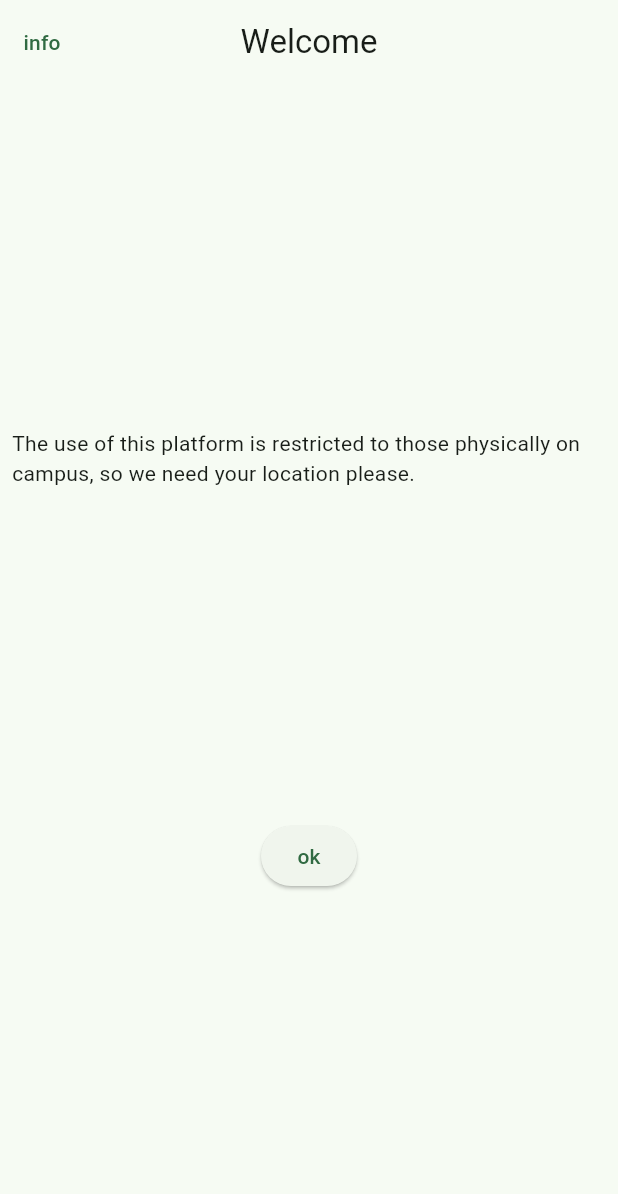
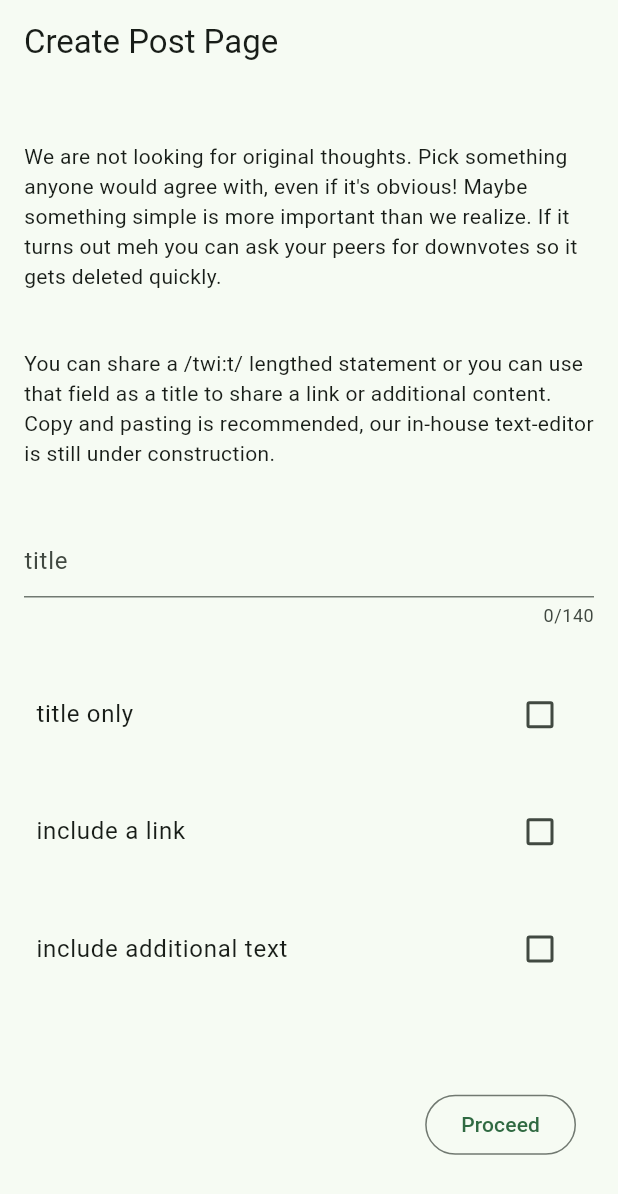
Before and after one commit to socioindex/information_dam, a Flutter app: the screen it shows after launch, on a phone screen of 412 x 824 dp. Shown: the top 1194 px of the screen. Run offline on Flutter 3.47's test engine with Material 3 defaults, Android fonts, the phone set to English and light mode, and no system bars; our stand-ins replace cloud_firestore, firebase_auth, flutter_riverpod, fpdart, geolocator; accounts and stored records are empty.

Commit message:
create create articleUI

```diff
--- a/lib/main.dart
+++ b/lib/main.dart
@@ -4,6 +4,8 @@
 import 'package:information_dam/features/authentication/auth_controller.dart';
 import 'package:information_dam/features/authentication/auth_repository.dart';
 import 'package:information_dam/ui/auth_ui/auth_screen.dart';
+// import 'package:information_dam/ui/posting/create_article_screen_tweet.dart';
+import 'package:information_dam/ui/create_article_screen.dart';
 
 final kTheme = ThemeData(colorScheme: ColorScheme.fromSeed(seedColor: Color(0xFF006633)));
 
@@ -21,8 +23,6 @@
 }
 
 class _AppState extends ConsumerState<App> {
-
-
   void _getData(User data) async {
     final person = await ref.read(authRepositoryProvider).getPersonData(data.uid).first;
     ref.read(personProvider.notifier).update((state) => person);
@@ -31,6 +31,6 @@
 
   @override
   Widget build(BuildContext context) {
-    return MaterialApp(debugShowCheckedModeBanner: false, title: "Information Dam", theme: kTheme, home: const AuthScreen());
+    return MaterialApp(debugShowCheckedModeBanner: false, title: "Information Dam", theme: kTheme, home: const CreateArticleScreen());
   }
 }
--- a/lib/model/person.dart
+++ b/lib/model/person.dart
@@ -1,5 +1,5 @@
 import 'package:flutter/widgets.dart';
-
+//TODO favouriteColor
 class Person {
   final String uid;
   final String? email;
--- /dev/null
+++ b/lib/ui/create_article_screen.dart
@@ -0,0 +1,207 @@
+import 'package:flutter/material.dart';
+import 'package:flutter_riverpod/flutter_riverpod.dart';
+import 'package:information_dam/utility/show_messages.dart';
+import 'package:information_dam/utility/text_validation.dart';
+
+const String kDontPostUnless =
+    "We are not looking for original thoughts. Pick something anyone would agree with, even if it's obvious! Maybe something simple is more important than we realize. If it turns out meh you can ask your peers for downvotes so it gets deleted quickly.";
+
+const String kTypesOfPosts =
+    "You can share a /twi:t/ lengthed statement or you can use that field as a title to share a link or additional content. Copy and pasting is recommended, our in-house text-editor is still under construction.";
+
+class CreateArticleScreen extends ConsumerStatefulWidget {
+  const CreateArticleScreen({super.key});
+
+  @override
+  ConsumerState<ConsumerStatefulWidget> createState() => _CreateArticleScreenState();
+}
+
+class _CreateArticleScreenState extends ConsumerState<CreateArticleScreen> {
+  final _titleController = TextEditingController();
+  final _contentController = TextEditingController();
+  final _urlController = TextEditingController();
+  bool _titleOnly = false;
+  bool _hasContent = false;
+  bool _hasLink = false;
+  int _pageIndex = 1;
+  // 'return index' allows for the content input to be skipped from titleOnly to tags.
+  int _returnIndex = 1;
+
+  void _titleAquisition() {
+    if (!isValidTextValue(_titleController)) {
+      showSnackyBar(context, "a title is required");
+      return;
+    } else if (_titleOnly == false && _hasContent == false && _hasLink == false) {
+      showSnackyBar(context, 'please specify the type of post.');
+      return;
+    } else if (_titleOnly) {
+      _goToTagSelection(1);
+      return;
+    } else {
+      setState(() {
+        _pageIndex = 2;
+      });
+    }
+  }
+
+  void _from2To3() {
+    if (_hasLink && !isValidLink(_urlController)) {
+      showSnackyBar(context, "Please enter a valid url");
+    } else {
+      _goToTagSelection(2);
+    }
+  }
+
+  void _goToTagSelection(int returnIndex) {
+    setState(() {
+      _pageIndex = 3;
+      _returnIndex = returnIndex;
+    });
+  }
+
+  @override
+  Widget build(BuildContext context) {
+    if (_pageIndex == 1) {
+      return _page1;
+    } else if (_pageIndex == 2) {
+      return _page2;
+    } else {
+      return _page3;
+    }
+  }
+
+  Widget get _page1 => Scaffold(
+    appBar: AppBar(title: const Text("Create Post Page")),
+    body: Padding(
+      padding: const EdgeInsets.all(8.0),
+      child: Column(
+        mainAxisAlignment: MainAxisAlignment.spaceEvenly,
+        children: [
+          Padding(padding: const EdgeInsets.all(8.0), child: const Text(kDontPostUnless)),
+          Padding(padding: const EdgeInsets.all(8.0), child: const Text(kTypesOfPosts)),
+          Padding(
+            padding: const EdgeInsets.all(8.0),
+            child: TextField(
+              onChanged: (_) {
+                if (!_titleOnly && !_hasContent && !_hasLink) {
+                  setState(() {
+                    _titleOnly = true;
+                  });
+                }
+              },
+              controller: _titleController,
+              maxLength: 140,
+              decoration: const InputDecoration(hintText: 'title'),
+            ),
+          ),
+          CheckboxListTile(
+            value: _titleOnly,
+            onChanged: (value) {
+              setState(() {
+                _titleOnly = value!;
+                if (value == true) {
+                  _hasContent = false;
+                  _hasLink = false;
+                }
+              });
+            },
+            title: const Text('title only'),
+          ),
+          CheckboxListTile(
+            value: _hasLink,
+            onChanged: (value) {
+              setState(() {
+                _hasLink = value!;
+                if (value == true) {
+                  _titleOnly = false;
+                }
+              });
+            },
+            title: const Text('include a link'),
+          ),
+          CheckboxListTile(
+            value: _hasContent,
+            onChanged: (value) {
+              setState(() {
+                _hasContent = value!;
+                if (value == true) {
+                  _titleOnly = false;
+                }
+              });
+            },
+            title: const Text('include additional text'),
+          ),
+          const SizedBox(height: 1),
+          Padding(
+            padding: const EdgeInsets.all(20.0),
+            child: Row(
+              mainAxisAlignment: MainAxisAlignment.spaceBetween,
+              children: [
+                const SizedBox(width: 10),
+                OutlinedButton(onPressed: _titleAquisition, child: const Text('Proceed')),
+              ],
+            ),
+          ),
+        ],
+      ),
+    ),
+  );
+
+  Widget get _page2 => Scaffold(
+    floatingActionButton: FloatingActionButton(onPressed: _from2To3, child: const Icon(Icons.arrow_forward)),
+    appBar: AppBar(
+      title: Text(_titleController.text),
+      leading: IconButton(
+        onPressed: () {
+          setState(() {
+            _pageIndex = 1;
+          });
+        },
+        icon: const Icon(Icons.arrow_back),
+      ),
+    ),
+    body: Padding(
+      padding: const EdgeInsets.all(8.0),
+      child: Column(
+        children: [
+          if (_hasLink)
+            TextField(
+              controller: _urlController,
+              decoration: const InputDecoration(border: OutlineInputBorder(), hintText: "url"),
+            ),
+          if (_hasContent)
+            Expanded(
+              child: TextField(
+                decoration: const InputDecoration(border: OutlineInputBorder(), hintText: "type or paste content here"),
+                maxLines: null,
+                minLines: 1,
+                keyboardType: TextInputType.multiline,
+              ),
+            ),
+        ],
+      ),
+    ),
+  );
+
+  Widget get _page3 => Scaffold(
+    appBar: AppBar(
+      leading: IconButton(
+        onPressed: () {
+          setState(() {
+            _pageIndex = _returnIndex;
+          });
+        },
+        icon: const Icon(Icons.arrow_back),
+      ),
+    ),
+    body: Center(child: Text("wee need tags!")),
+  );
+
+  @override
+  void dispose() {
+    super.dispose();
+    _titleController.dispose();
+    _contentController.dispose();
+    _urlController.dispose();
+  }
+}
--- a/lib/ui/info_page.dart
+++ b/lib/ui/info_page.dart
@@ -1,5 +1,6 @@
 import 'package:flutter/material.dart';
 //TODO exctract constants
+//TODO "not associated with EMU" disclaimer.
 const String kInfo =
     "This project is about dealing with information in a new way. The idea is to slow things down. News always moves so fast; it's different every week, and there's never enough time to stop and figure out what's important and what's garbage. In addition, we have restricted the use of this forum to a specific physical location somewhere in public. All contributions come from those around you, or at least, within the vicinity. We hope that you, potential user, see fit to personally invest in the community around this idea. The idea is we aren't trying to work thru this information by ourselves, we are doing it together! And we are taking the time we need to really understand what's going on. ";
 
--- a/lib/utility/custom_widgets.dart
+++ b/lib/utility/custom_widgets.dart
@@ -1,6 +1,5 @@
 import 'package:flutter/material.dart';
 import 'package:information_dam/navigation.dart';
-
 
 AppBar customAppBar(String title, {required bool hasInfoButton, required BuildContext context, List<Widget>? actions}) => AppBar(
   centerTitle: true,
@@ -13,7 +12,7 @@
   return TextField(
     controller: controller,
     obscureText: obscureText,
-    decoration: InputDecoration(border: outlineField ? OutlineInputBorder() : null, hintText: hintText),
+    decoration: InputDecoration(border: outlineField ? const OutlineInputBorder() : null, hintText: hintText),
     textAlign: TextAlign.center,
   );
 }
--- a/lib/utility/show_messages.dart
+++ b/lib/utility/show_messages.dart
@@ -1,6 +1,6 @@
 import 'package:flutter/material.dart';
 
-void showSnackBar(BuildContext context, String text) {
+void showSnackyBar(BuildContext context, String text) {
   ScaffoldMessenger.of(context)
     ..hideCurrentSnackBar()
     ..showSnackBar(SnackBar(content: Text(text)));
```
Also changed, not shown: lib/features/articles/articles_controller.dart (+3 -4 lines), lib/features/authentication/auth_controller.dart (+5 -4 lines), lib/utility/text_validation.dart (added, +49 -0 lines).
